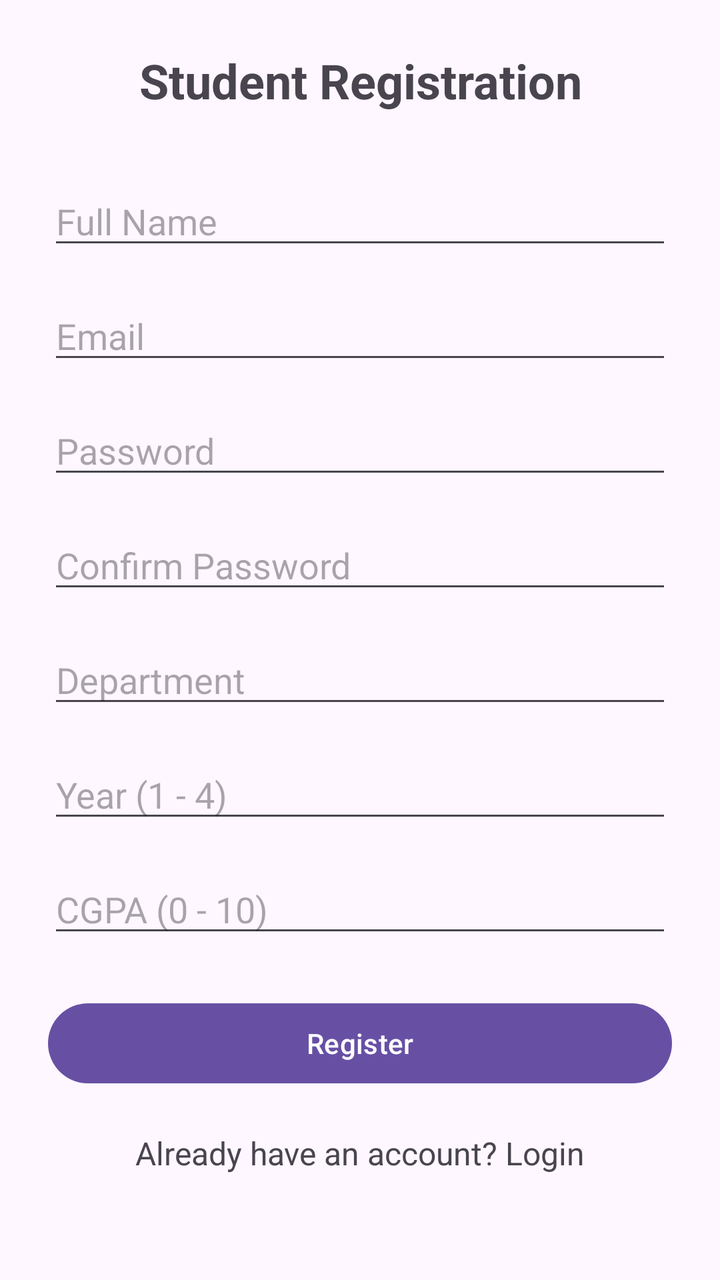
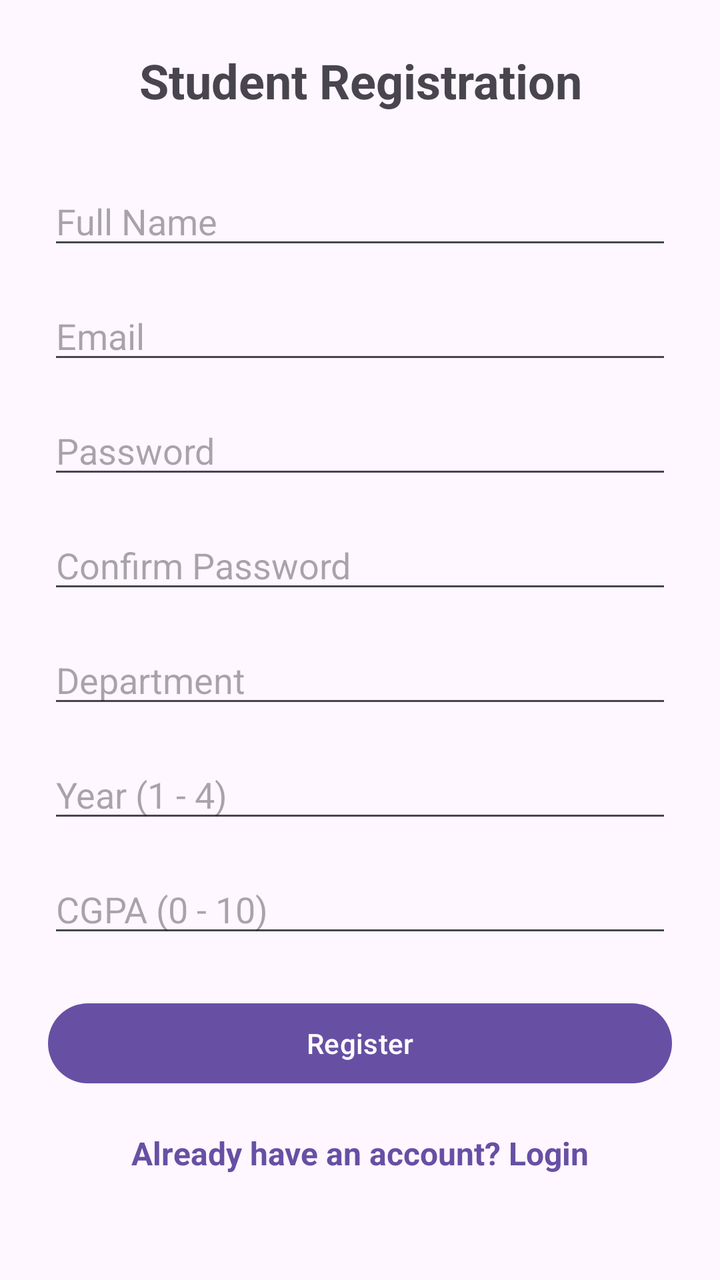

An Android layout rendered at two revisions. The XML below is the earlier revision; the diff shows what the commit changed to produce the second picture.
<!-- AndroidManifest.xml: application theme Theme.StudentSkillsPlacementTracker -->
<!-- res/layout/activity_register.xml -->
<?xml version="1.0" encoding="utf-8"?>
<ScrollView xmlns:android="http://schemas.android.com/apk/res/android"
    android:layout_width="match_parent"
    android:layout_height="match_parent"
    android:fillViewport="true">

    <LinearLayout
        android:layout_width="match_parent"
        android:layout_height="wrap_content"
        android:orientation="vertical"
        android:gravity="center_horizontal"
        android:padding="24dp">

        <TextView
            android:layout_width="wrap_content"
            android:layout_height="wrap_content"
            android:text="@string/register_title"
            android:textSize="24sp"
            android:textStyle="bold"
            android:gravity="center"
            android:layout_marginBottom="32dp" />

        <EditText
            android:id="@+id/nameEditText"
            android:layout_width="match_parent"
            android:layout_height="wrap_content"
            android:hint="@string/hint_full_name"
            android:inputType="textPersonName"
            android:layout_marginBottom="16dp" />

        <EditText
            android:id="@+id/emailEditText"
            android:layout_width="match_parent"
            android:layout_height="wrap_content"
            android:hint="@string/hint_email"
            android:inputType="textEmailAddress"
            android:layout_marginBottom="16dp" />

        <EditText
            android:id="@+id/passwordEditText"
            android:layout_width="match_parent"
            android:layout_height="wrap_content"
            android:hint="@string/hint_password"
            android:inputType="textPassword"
            android:layout_marginBottom="16dp" />

        <EditText
            android:id="@+id/confirmPasswordEditText"
            android:layout_width="match_parent"
            android:layout_height="wrap_content"
            android:hint="@string/hint_confirm_password"
            android:inputType="textPassword"
            android:layout_marginBottom="16dp" />

        <EditText
            android:id="@+id/departmentEditText"
            android:layout_width="match_parent"
            android:layout_height="wrap_content"
            android:hint="@string/hint_department"
            android:inputType="textCapWords"
            android:layout_marginBottom="16dp" />

        <EditText
            android:id="@+id/yearEditText"
            android:layout_width="match_parent"
            android:layout_height="wrap_content"
            android:hint="@string/hint_year"
            android:inputType="number"
            android:layout_marginBottom="16dp" />

        <EditText
            android:id="@+id/cgpaEditText"
            android:layout_width="match_parent"
            android:layout_height="wrap_content"
            android:hint="@string/hint_cgpa"
            android:inputType="numberDecimal"
            android:layout_marginBottom="24dp" />

        <ProgressBar
            android:id="@+id/registerProgressBar"
            android:layout_width="wrap_content"
            android:layout_height="wrap_content"
            android:layout_gravity="center_horizontal"
            android:layout_marginBottom="16dp"
            android:visibility="gone" />

        <Button
            android:id="@+id/registerButton"
            android:layout_width="match_parent"
            android:layout_height="wrap_content"
            android:text="@string/btn_register" />

        <TextView
            android:id="@+id/loginLinkTextView"
            android:layout_width="wrap_content"
            android:layout_height="wrap_content"
            android:text="@string/link_already_have_account"
            android:textSize="16sp"
            android:layout_marginTop="20dp"
            android:layout_marginBottom="24dp" />

    </LinearLayout>

</ScrollView>
<!-- resources referenced by this layout -->
<resources>
  <string name="btn_register">Register</string>
  <string name="hint_cgpa">CGPA (0 - 10)</string>
  <string name="hint_confirm_password">Confirm Password</string>
  <string name="hint_department">Department</string>
  <string name="hint_email">Email</string>
  <string name="hint_full_name">Full Name</string>
  <string name="hint_password">Password</string>
  <string name="hint_year">Year (1 - 4)</string>
  <string name="link_already_have_account">Already have an account? Login</string>
  <string name="register_title">Student Registration</string>
  <style name="Theme.StudentSkillsPlacementTracker" parent="Base.Theme.StudentSkillsPlacementTracker" />
  <style name="Base.Theme.StudentSkillsPlacementTracker" parent="Theme.Material3.DayNight.NoActionBar">
          
          
      </style>
</resources>

<!-- the commit's change to res/layout/activity_register.xml (unified diff, before → after) -->
@@ -96,6 +96,10 @@
             android:layout_height="wrap_content"
             android:text="@string/link_already_have_account"
             android:textSize="16sp"
+            android:textStyle="bold"
+            android:textColor="?attr/colorPrimary"
+            android:clickable="true"
+            android:focusable="true"
             android:layout_marginTop="20dp"
             android:layout_marginBottom="24dp" />
 
